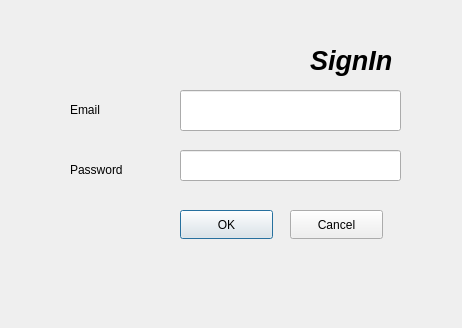
Old version of the form signin_dialog.ui in the repository SandrAdora/GPA_Calculator.
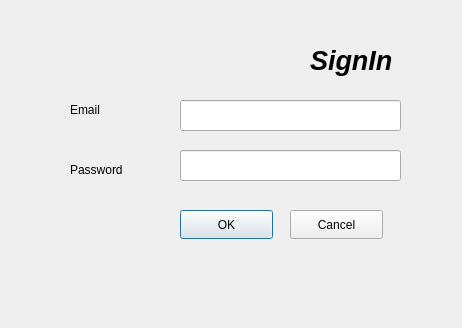
New version of the form.

What changed in the file:
```diff
--- a/signin_dialog.ui
+++ b/signin_dialog.ui
@@ -26,9 +26,9 @@
     <property name="geometry">
      <rect>
       <x>130</x>
-      <y>30</y>
+      <y>40</y>
       <width>221</width>
-      <height>41</height>
+      <height>31</height>
      </rect>
     </property>
    </widget>
```
